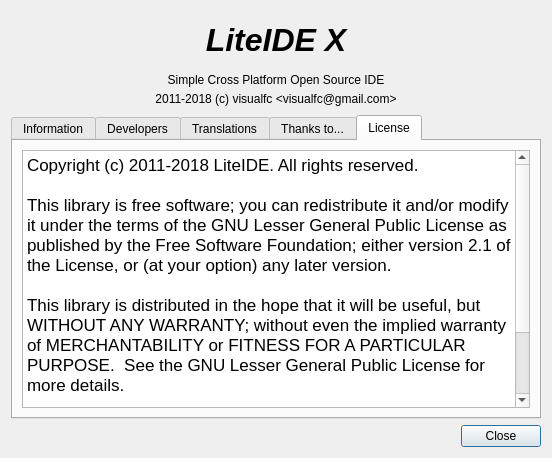
This is liteidex/src/liteapp/aboutdialog.ui in visualfc/liteide as Qt 5 draws it before an edit. The edited form follows.
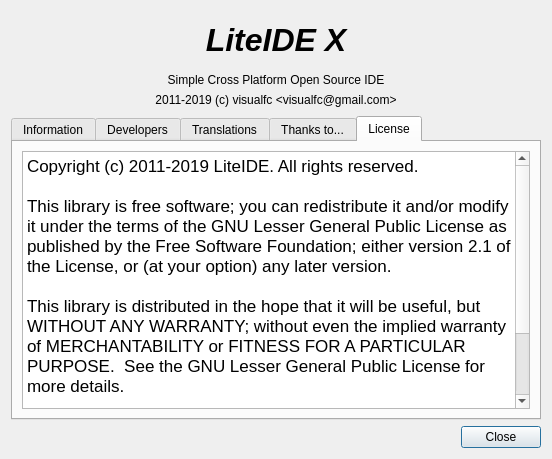
This is the edited form. The open tabs and pages were chosen to show the change. Icons and pictures are not drawn.

What changed in the file:
```diff
--- a/liteidex/src/liteapp/aboutdialog.ui
+++ b/liteidex/src/liteapp/aboutdialog.ui
@@ -7,7 +7,7 @@
     <x>0</x>
     <y>0</y>
     <width>552</width>
-    <height>458</height>
+    <height>459</height>
    </rect>
   </property>
   <property name="sizePolicy">
@@ -67,7 +67,7 @@
        <item>
         <widget class="QLabel" name="label_9">
          <property name="text">
-          <string notr="true">&lt;html&gt;&lt;head/&gt;&lt;body&gt;&lt;p&gt;2011-2018 (c) visualfc &amp;lt;visualfc@gmail.com&amp;gt;&lt;/p&gt;&lt;/body&gt;&lt;/html&gt;</string>
+          <string notr="true">&lt;html&gt;&lt;head/&gt;&lt;body&gt;&lt;p&gt;2011-2019 (c) visualfc &amp;lt;visualfc@gmail.com&amp;gt;&lt;/p&gt;&lt;/body&gt;&lt;/html&gt;</string>
          </property>
          <property name="alignment">
           <set>Qt::AlignCenter</set>
@@ -574,7 +574,7 @@
 &lt;html&gt;&lt;head&gt;&lt;meta name=&quot;qrichtext&quot; content=&quot;1&quot; /&gt;&lt;style type=&quot;text/css&quot;&gt;
 p, li { white-space: pre-wrap; }
 &lt;/style&gt;&lt;/head&gt;&lt;body style=&quot; font-family:'.SF NS Text'; font-size:13pt; font-weight:400; font-style:normal;&quot;&gt;
-&lt;p style=&quot; margin-top:0px; margin-bottom:0px; margin-left:0px; margin-right:0px; -qt-block-indent:0; text-indent:0px;&quot;&gt;Copyright (c) 2011-2018 LiteIDE. All rights reserved.&lt;/p&gt;
+&lt;p style=&quot; margin-top:0px; margin-bottom:0px; margin-left:0px; margin-right:0px; -qt-block-indent:0; text-indent:0px;&quot;&gt;Copyright (c) 2011-2019 LiteIDE. All rights reserved.&lt;/p&gt;
 &lt;p style=&quot;-qt-paragraph-type:empty; margin-top:0px; margin-bottom:0px; margin-left:0px; margin-right:0px; -qt-block-indent:0; text-indent:0px;&quot;&gt;&lt;br /&gt;&lt;/p&gt;
 &lt;p style=&quot; margin-top:0px; margin-bottom:0px; margin-left:0px; margin-right:0px; -qt-block-indent:0; text-indent:0px;&quot;&gt;This library is free software; you can redistribute it and/or modify it under the terms of the GNU Lesser General Public License as published by the Free Software Foundation; either version 2.1 of the License, or (at your option) any later version.&lt;/p&gt;
 &lt;p style=&quot;-qt-paragraph-type:empty; margin-top:0px; margin-bottom:0px; margin-left:0px; margin-right:0px; -qt-block-indent:0; text-indent:0px;&quot;&gt;&lt;br /&gt;&lt;/p&gt;
```
